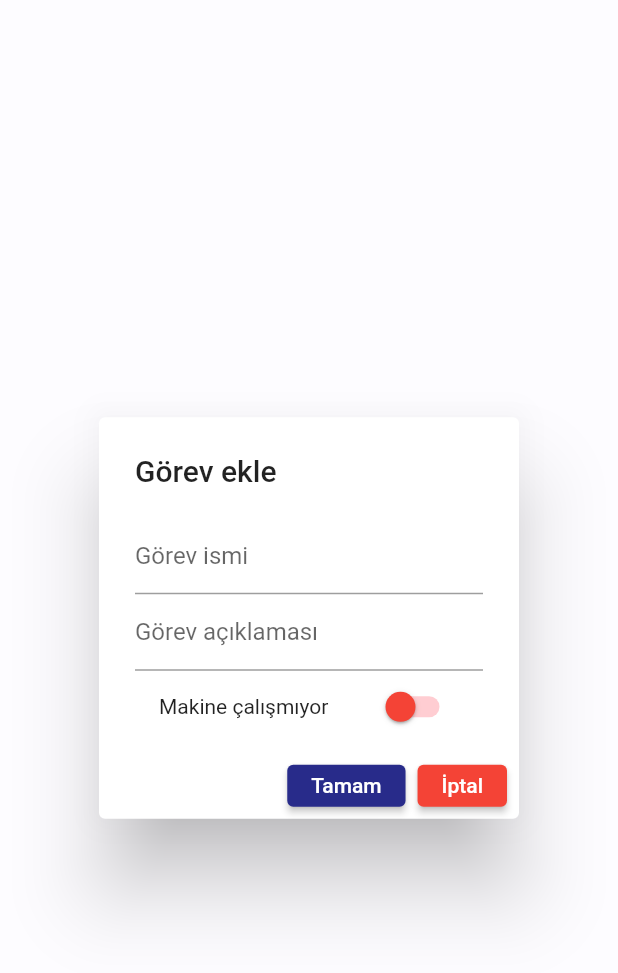
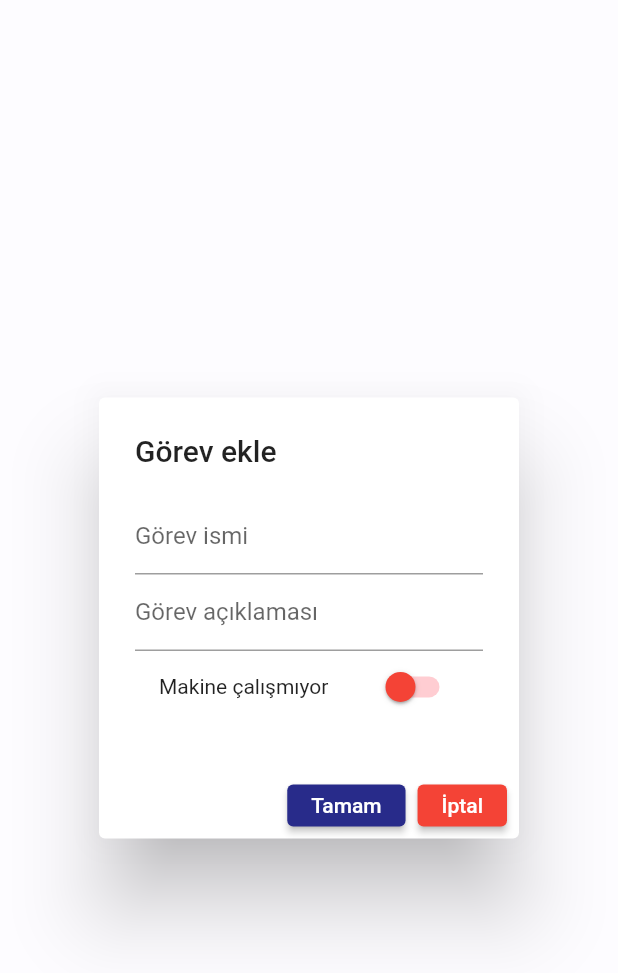
Before and after one commit to edibesad/enelsis, a Flutter app: the MachineTaskDialog widget shown alone on an empty page, opened directly, on a phone screen of 412 x 824 dp. Shown: the top 973 px of the screen. Run offline on Flutter 3.47's test engine with Material 2 defaults, Android fonts, the phone set to English and light mode, and no system bars; our stand-ins replace flutter_screenutil, get; missing offline and left inert: mobile_scanner, omni_datetime_picker; Roboto replaces fonts that are missing (.AppleSystemUIFont).

Commit message:
düzeltme

```diff
--- a/lib/views/machine_detail_page/widgets/machine_task_dialog.dart
+++ b/lib/views/machine_detail_page/widgets/machine_task_dialog.dart
@@ -22,7 +22,7 @@ class _MachineTaskDialogState extends State<MachineTaskDialog> {
       title: const Text("Görev ekle"),
       content: Form(
           child: SizedBox(
-        height: 150.h,
+        height: 180.h,
         child: Column(
           children: [
             TextFormField(
```
